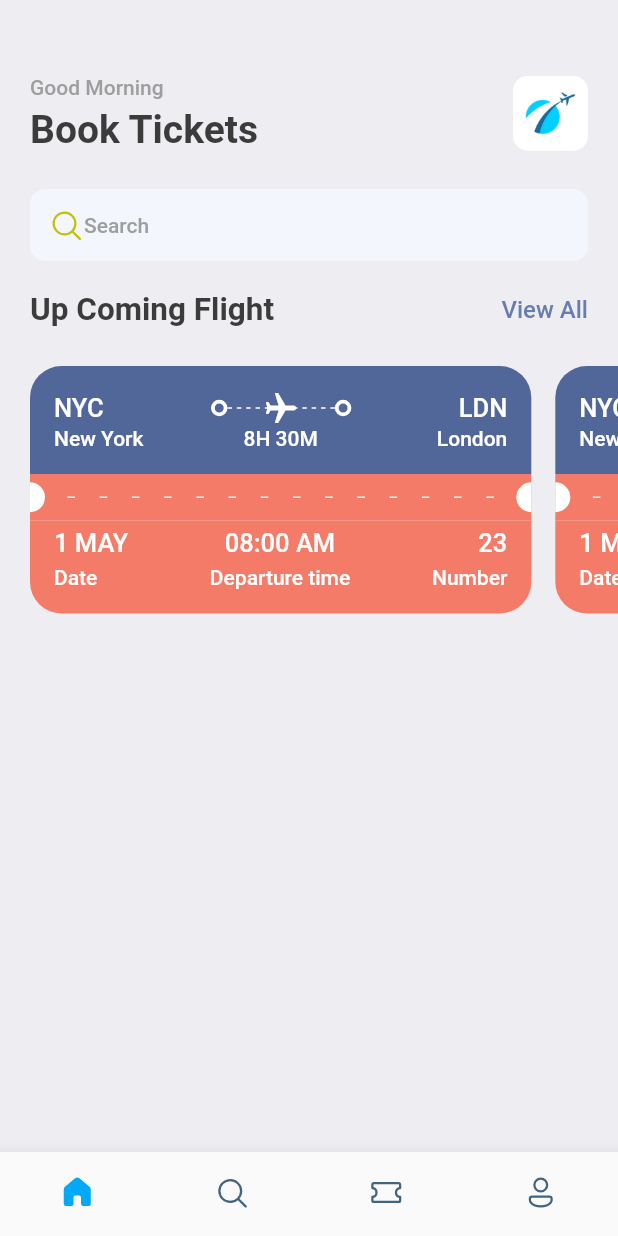
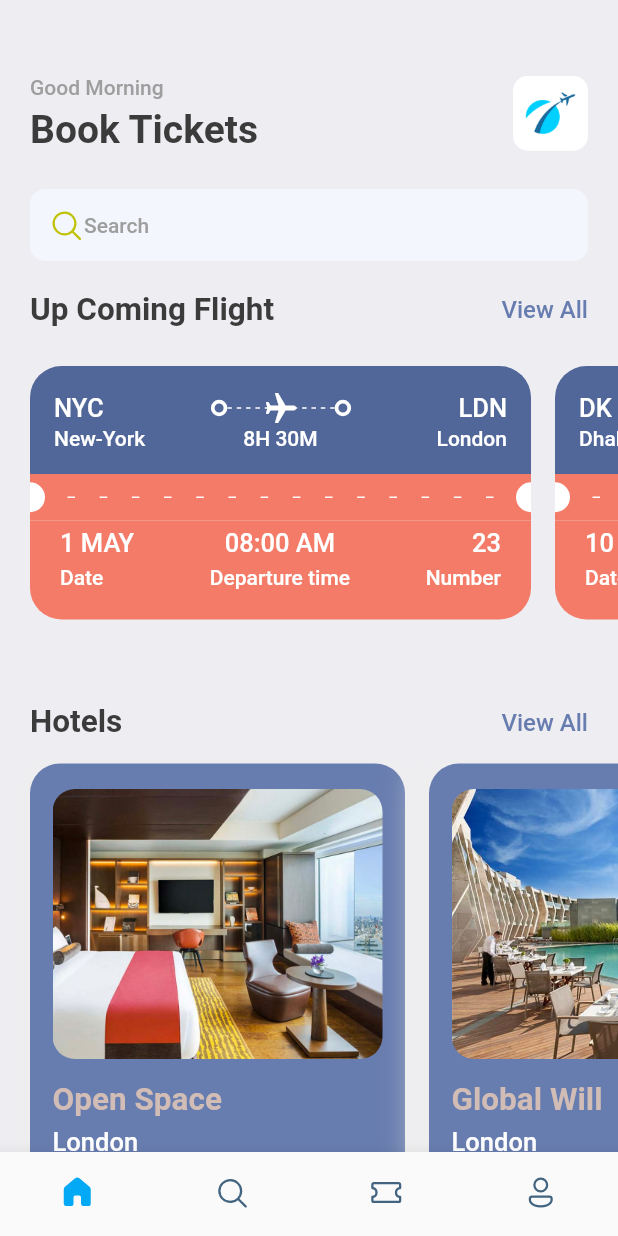
Before and after one commit to yen311/fluuter-ticket, a Flutter app: the screen it shows after launch, on a phone screen of 412 x 824 dp. Run offline on Flutter 3.47's test engine with Material 2 defaults, Android fonts, the phone set to English and light mode, and no system bars; our stand-ins replace fluentui_icons, gap, get.

Commit message:
main_view_finished

```diff
--- a/lib/main.dart
+++ b/lib/main.dart
@@ -25,7 +25,7 @@
         //primaryColor: Styles.primaryColor,
         primaryColor: primary,
       ),
-      home: kIsWeb ? const BottomBar() : const BottomBar(),
+      home: const BottomBar(),
     );
   }
 }
--- a/lib/screens/home_screen.dart
+++ b/lib/screens/home_screen.dart
@@ -5,6 +5,9 @@
 import 'package:ticket/screens/bottom_bar.dart';
 import 'package:ticket/screens/ticket_view.dart';
 import 'package:ticket/utils/app_styles.dart';
+import 'package:ticket/utils/dummy_list.dart';
+
+import 'hotels_view.dart';
 
 class HomeScreen extends StatelessWidget {
   const HomeScreen({Key? key}) : super(key: key);
@@ -13,7 +16,8 @@
   Widget build(BuildContext context) {
     return Scaffold(
       backgroundColor: Styles.bgColor,
-      body: ListView(
+      body: SafeArea(
+        child: ListView(
           children: [
             Container(
               padding: const EdgeInsets.symmetric(
@@ -89,23 +93,64 @@
                         ),
                       ),
                     ],
-                )
+                  ),
                 ],
               ),
             ),
             const Gap(15),
             SingleChildScrollView(
               scrollDirection: Axis.horizontal,
-            padding: EdgeInsets.only(left: 20),
+              padding: const EdgeInsets.only(left: 20),
               child: Row(
+                children: ticketList
+                    .map(
+                      (flight) => TicketView(flight: flight),
+                    )
+                    .toList(),
+              ),
+            ),
+            const Gap(15),
+            Container(
+              padding: const EdgeInsets.symmetric(
+                horizontal: 20,
+                vertical: 10,
+              ),
+              child: Row(
+                mainAxisAlignment: MainAxisAlignment.spaceBetween,
                 children: [
-                TicketView(),
-                TicketView(),
-              ],
+                  Text(
+                    "Hotels",
+                    style: Styles.headLineStyle2,
+                  ),
+                  InkWell(
+                    onTap: () {
+                      print("View All Tapped");
+                    },
+                    child: Text(
+                      "View All",
+                      style: Styles.textStyle.copyWith(
+                        color: Styles.primaryColor,
+                      ),
                     ),
                   ),
                 ],
               ),
+            ),
+            SingleChildScrollView(
+              padding: const EdgeInsets.only(left: 20),
+              scrollDirection: Axis.horizontal,
+              child: Row(
+                children: hotelList
+                    .map(
+                      (singleHotel) => HotelsView(hotel: singleHotel),
+                    )
+                    .toList(),
+              ),
+            ),
+            Gap(15),
+          ],
+        ),
+      ),
     );
   }
 }
--- /dev/null
+++ b/lib/screens/hotels_view.dart
@@ -0,0 +1,77 @@
+import 'package:flutter/material.dart';
+import 'package:gap/gap.dart';
+import 'package:ticket/utils/app_layout.dart';
+import 'package:ticket/utils/app_styles.dart';
+
+class HotelsView extends StatelessWidget {
+  final Map<String, dynamic> hotel;
+  const HotelsView({Key? key, required this.hotel}) : super(key: key);
+
+  @override
+  Widget build(BuildContext context) {
+    final size = AppLayout.getSize(context);
+    return Container(
+      width: AppLayout.getWidth(250),
+      //width: size.width * 0.6,
+      height: AppLayout.getHeight(350),
+      padding: const EdgeInsets.symmetric(
+        horizontal: 15,
+        vertical: 17,
+      ),
+      margin: const EdgeInsets.only(
+        right: 16,
+        top: 5,
+      ),
+      decoration: BoxDecoration(
+        color: Styles.primaryColor,
+        borderRadius: BorderRadius.circular(
+          AppLayout.getHeight(20),
+        ),
+        boxShadow: [
+          BoxShadow(
+            color: Colors.grey.shade200,
+            blurRadius: 20,
+            spreadRadius: 5,
+          )
+        ],
+      ),
+      child: Column(
+        crossAxisAlignment: CrossAxisAlignment.start,
+        children: [
+          Container(
+            height: AppLayout.getHeight(180),
+            decoration: BoxDecoration(
+              borderRadius: BorderRadius.circular(
+                AppLayout.getHeight(15),
+              ),
+              color: Styles.primaryColor,
+              image: DecorationImage(
+                fit: BoxFit.cover,
+                image: AssetImage("assets/images/${hotel['image']}"),
+              ),
+            ),
+          ),
+          Gap(AppLayout.getHeight(15)),
+          Text(
+            hotel['place'],
+            style: Styles.headLineStyle2.copyWith(color: Styles.kakiColor),
+          ),
+          Gap(AppLayout.getHeight(5)),
+          Text(
+            hotel['destination'],
+            style: Styles.headLineStyle3.copyWith(
+              color: Colors.white,
+            ),
+          ),
+          Gap(AppLayout.getHeight(8)),
+          Text(
+            "\$${hotel['price']}/night",
+            style: Styles.headLineStyle.copyWith(
+              color: Styles.kakiColor,
+            ),
+          ),
+        ],
+      ),
+    );
+  }
+}
--- a/lib/screens/ticket_view.dart
+++ b/lib/screens/ticket_view.dart
@@ -7,34 +7,38 @@
 import '../widgets/thick_container.dart';
 
 class TicketView extends StatelessWidget {
-  const TicketView({Key? key}) : super(key: key);
+  final Map<String, dynamic> flight;
+  const TicketView({Key? key, required this.flight}) : super(key: key);
 
   @override
   Widget build(BuildContext context) {
     final size = AppLayout.getSize(context);
     return SizedBox(
-      width: size.width * 0.85,
-      height: 200,
+      //width: size.width * 0.8,
+      width: AppLayout.getWidth(350),
+      height: AppLayout.getHeight(200),
       child: Container(
-        margin: const EdgeInsets.only(right: 16),
+        margin: EdgeInsets.only(
+          right: AppLayout.getHeight(16),
+        ),
         child: Column(
           children: [
             // The blue top part of the ticket
             Container(
-              decoration: const BoxDecoration(
-                color: Color(0xFF526799),
+              decoration: BoxDecoration(
+                color: const Color(0xFF526799),
                 borderRadius: BorderRadius.vertical(
-                  top: Radius.circular(21),
+                  top: Radius.circular(AppLayout.getHeight(21)),
                   bottom: Radius.zero,
                 ),
               ),
-              padding: const EdgeInsets.all(16),
+              padding: EdgeInsets.all(AppLayout.getHeight(16)),
               child: Column(
                 children: [
                   Row(
                     children: [
                       Text(
-                        "NYC",
+                        flight['from']['code'],
                         style: Styles.headLineStyle3.copyWith(
                           color: Colors.white,
                         ),
@@ -53,7 +57,7 @@
                               ),
                             ),
                             SizedBox(
-                              height: 24,
+                              height: AppLayout.getHeight(24),
                               child: LayoutBuilder(
                                 builder: (BuildContext context, BoxConstraints constraints) {
                                   return Flex(
@@ -84,7 +88,7 @@
                         child: Container(),
                       ),
                       Text(
-                        "LDN",
+                        flight['to']['code'],
                         style: Styles.headLineStyle3.copyWith(
                           color: Colors.white,
                         ),
@@ -95,24 +99,24 @@
                     mainAxisAlignment: MainAxisAlignment.spaceBetween,
                     children: [
                       SizedBox(
-                        width: 100,
+                        width: AppLayout.getWidth(100),
                         child: Text(
-                          "New York",
+                          flight['from']['name'],
                           style: Styles.headLineStyle4.copyWith(
                             color: Colors.white,
                           ),
                         ),
                       ),
                       Text(
-                        '8H 30M',
+                        flight['flying_time'],
                         style: Styles.headLineStyle4.copyWith(
                           color: Colors.white,
                         ),
                       ),
                       SizedBox(
-                        width: 100,
+                        width: AppLayout.getWidth(100),
                         child: Text(
-                          "London",
+                          flight['to']['name'],
                           textAlign: TextAlign.end,
                           style: Styles.headLineStyle4.copyWith(
                             color: Colors.white,
@@ -129,10 +133,10 @@
               color: Styles.orangeColor,
               child: Row(
                 children: [
-                  const SizedBox(
-                    height: 20,
-                    width: 10,
-                    child: DecoratedBox(
+                  SizedBox(
+                    height: AppLayout.getHeight(20),
+                    width: AppLayout.getWidth(10),
+                    child: const DecoratedBox(
                       decoration: BoxDecoration(
                           color: Colors.white,
                           borderRadius: BorderRadius.horizontal(
@@ -168,14 +172,16 @@
                     ),
                   ),
                   SizedBox(
-                    height: 20,
-                    width: 10,
+                    height: AppLayout.getHeight(20),
+                    width: AppLayout.getWidth(10),
                     child: DecoratedBox(
                       decoration: BoxDecoration(
                           color: Colors.white,
                           borderRadius: BorderRadius.horizontal(
                             right: Radius.zero,
-                            left: Radius.circular(10),
+                            left: Radius.circular(
+                              AppLayout.getHeight(10),
+                            ),
                           )),
                     ),
                   ),
@@ -186,12 +192,19 @@
             Container(
               decoration: BoxDecoration(
                 color: Styles.orangeColor,
-                borderRadius: const BorderRadius.vertical(
-                  bottom: Radius.circular(21),
+                borderRadius: BorderRadius.vertical(
+                  bottom: Radius.circular(
+                    AppLayout.getHeight(21),
+                  ),
                   top: Radius.zero,
                 ),
               ),
-              padding: const EdgeInsets.only(left: 16, top: 5, bottom: 16, right: 16),
+              padding: EdgeInsets.only(
+                left: AppLayout.getHeight(20),
+                top: AppLayout.getHeight(5),
+                bottom: AppLayout.getHeight(20),
+                right: AppLayout.getHeight(20),
+              ),
               child: Column(
                 children: [
                   Row(
@@ -201,12 +214,12 @@
                         crossAxisAlignment: CrossAxisAlignment.start,
                         children: [
                           Text(
-                            "1 MAY",
+                            flight['date'],
                             style: Styles.headLineStyle3.copyWith(
                               color: Colors.white,
                             ),
                           ),
-                          const Gap(5),
+                          Gap(AppLayout.getHeight(5)),
                           Text(
                             "Date",
                             style: Styles.headLineStyle4.copyWith(
@@ -219,12 +232,12 @@
                         crossAxisAlignment: CrossAxisAlignment.center,
                         children: [
                           Text(
-                            "08:00 AM",
+                            flight['departure_time'],
                             style: Styles.headLineStyle3.copyWith(
                               color: Colors.white,
                             ),
                           ),
-                          const Gap(5),
+                          Gap(AppLayout.getHeight(5)),
                           Text(
                             "Departure time",
                             style: Styles.headLineStyle4.copyWith(
@@ -237,12 +250,12 @@
                         crossAxisAlignment: CrossAxisAlignment.end,
                         children: [
                           Text(
-                            "23",
+                            "${flight['number']}",
                             style: Styles.headLineStyle3.copyWith(
                               color: Colors.white,
                             ),
                           ),
-                          const Gap(5),
+                          Gap(AppLayout.getHeight(5)),
                           Text(
                             "Number",
                             style: Styles.headLineStyle4.copyWith(
--- a/lib/utils/app_layout.dart
+++ b/lib/utils/app_layout.dart
@@ -1,7 +1,27 @@
 import 'package:flutter/material.dart';
+import 'package:get/get.dart';
 
 class AppLayout {
   static getSize(BuildContext context) {
     return MediaQuery.of(context).size;
   }
+
+  // Get package, you don't even need to pass context in
+  static _getScreenHeight() {
+    return Get.height;
+  }
+
+  static _getScreenWidth() {
+    return Get.width;
+  }
+
+  static getHeight(double pixel) {
+    double x = _getScreenHeight() / pixel;
+    return _getScreenHeight() / x;
+  }
+
+  static getWidth(double pixel) {
+    double x = _getScreenWidth() / pixel;
+    return _getScreenWidth() / x;
+  }
 }
--- a/lib/utils/app_styles.dart
+++ b/lib/utils/app_styles.dart
@@ -7,6 +7,7 @@
   static Color textColor = const Color(0xFF3b3b3b);
   static Color bgColor = const Color(0xFFeeedf2);
   static Color orangeColor = const Color(0xFFF37B67);
+  static Color kakiColor = const Color(0xFFd2bdb6);
   static TextStyle textStyle = TextStyle(fontSize: 16, color: textColor, fontWeight: FontWeight.w500);
   static TextStyle headLineStyle = TextStyle(fontSize: 26, color: textColor, fontWeight: FontWeight.bold);
   static TextStyle headLineStyle2 = TextStyle(fontSize: 21, color: textColor, fontWeight: FontWeight.bold);
--- /dev/null
+++ b/lib/utils/dummy_list.dart
@@ -0,0 +1,39 @@
+List<Map<String, dynamic>> hotelList = [
+  {
+    'image': 'one.png',
+    'place': 'Open Space',
+    'destination': 'London',
+    'price': 23,
+  },
+  {
+    'image': 'two.png',
+    'place': 'Global Will',
+    'destination': 'London',
+    'price': 40,
+  },
+  {
+    'image': 'three.png',
+    'place': 'Tallest Building',
+    'destination': 'Dubai',
+    'price': 68,
+  }
+];
+
+List<Map<String, dynamic>> ticketList = [
+  {
+    'from': {'code': "NYC", 'name': "New-York"},
+    'to': {'code': "LDN", 'name': "London"},
+    'flying_time': '8H 30M',
+    'date': "1 MAY",
+    'departure_time': "08:00 AM",
+    "number": 23
+  },
+  {
+    'from': {'code': "DK", 'name': "Dhaka"},
+    'to': {'code': "SH", 'name': "Shanghai"},
+    'flying_time': '4H 20M',
+    'date': "10 MAY",
+    'departure_time': "09:00 AM",
+    "number": 45
+  },
+];
--- a/pubspec.yaml
+++ b/pubspec.yaml
@@ -35,6 +35,7 @@
   cupertino_icons: ^1.0.2
   fluentui_icons: ^1.0.0
   gap: ^2.0.0
+  get:
 
 dev_dependencies:
   flutter_test:
```
Also changed, not shown: pubspec.lock. Lines whose indentation alone changed are shown as unchanged.
